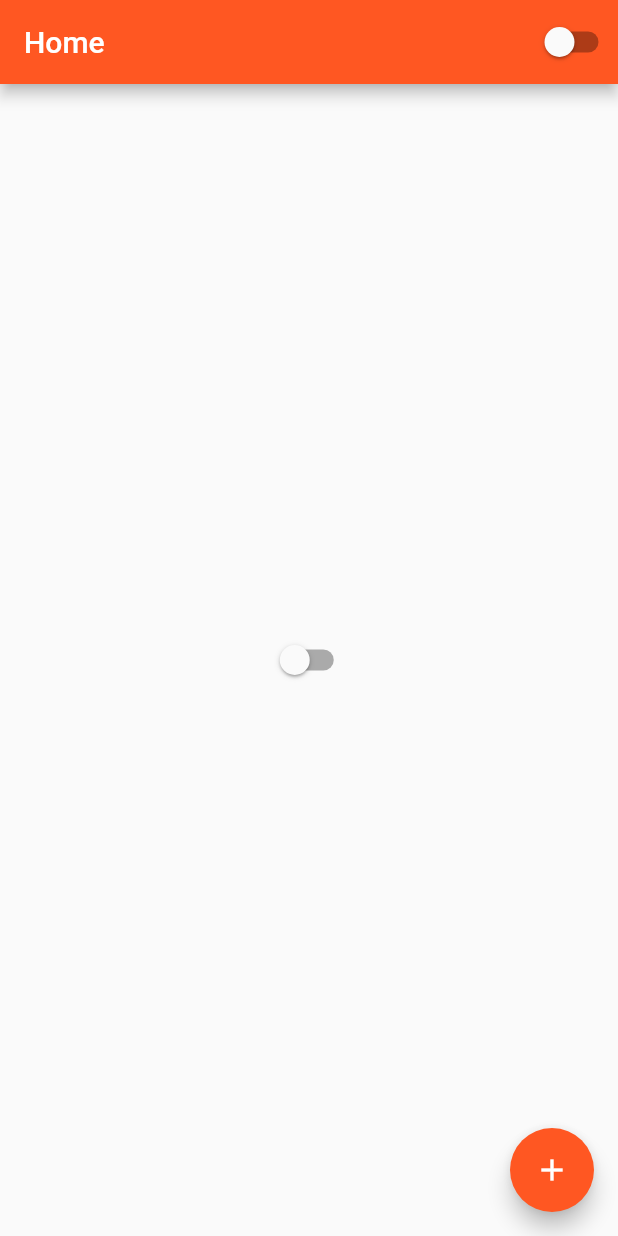
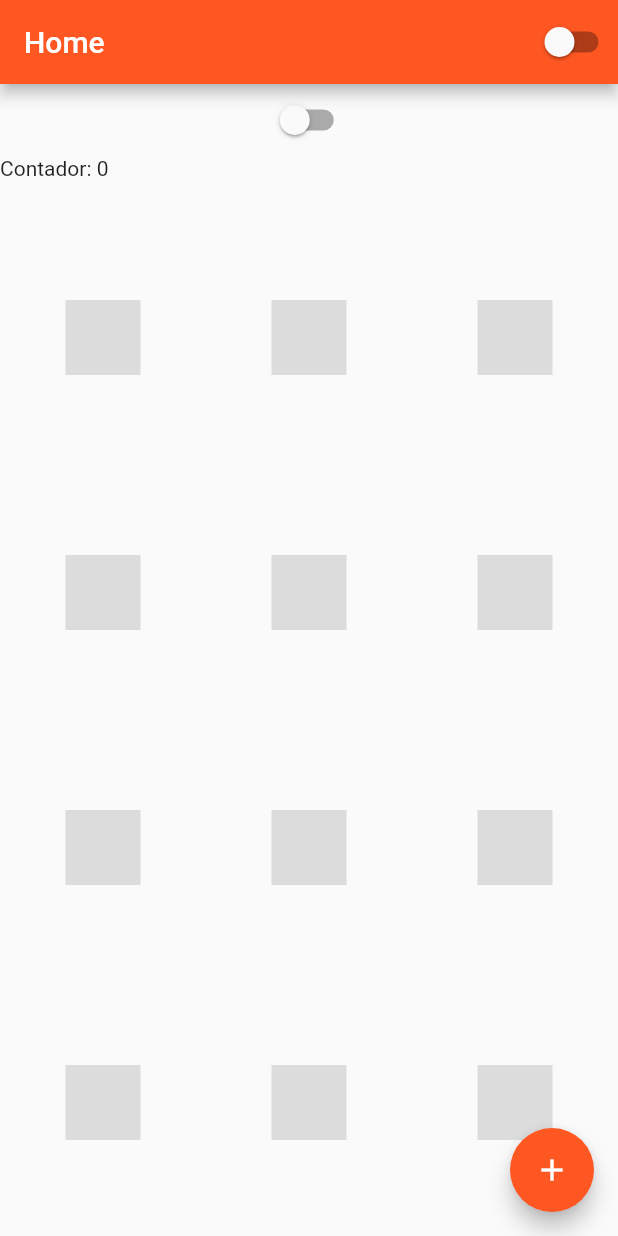
Before and after one commit to FilipeNMarques/learningFlutter, a Flutter app: the screen it shows after launch, on a phone screen of 412 x 824 dp. Run offline on Flutter 3.47's test engine with Material 2 defaults, Android fonts, the phone set to English and light mode, and no system bars.

Commit message:
learning about listView

```diff
--- a/lib/home_page.dart
+++ b/lib/home_page.dart
@@ -20,8 +20,145 @@ class HomePageState extends State<HomePage> {
           title: Text('Home'),
           actions: [ThemeSwitcher()],
         ),
-        body: Center(
-          child: ThemeSwitcher(),
+        body: Container(
+          width: double.infinity,
+          height: double.infinity,
+          child: ListView(
+            // mainAxisAlignment: MainAxisAlignment.center,
+            children: [
+              ThemeSwitcher(),
+              Text('Contador: $counter'),
+              Container(
+                height: 80,
+              ),
+              Row(
+                mainAxisAlignment: MainAxisAlignment.spaceAround,
+                children: [
+                  Container(
+                    width: 50,
+                    height: 50,
+                    color: Colors.black12,
+                  ),
+                  Container(
+                    width: 50,
+                    height: 50,
+                    color: Colors.black12,
+                  ),
+                  Container(
+                    width: 50,
+                    height: 50,
+                    color: Colors.black12,
+                  ),
+                ],
+              ),
+              SizedBox(height: 120),
+              Row(
+                mainAxisAlignment: MainAxisAlignment.spaceAround,
+                children: [
+                  Container(
+                    width: 50,
+                    height: 50,
+                    color: Colors.black12,
+                  ),
+                  Container(
+                    width: 50,
+                    height: 50,
+                    color: Colors.black12,
+                  ),
+                  Container(
+                    width: 50,
+                    height: 50,
+                    color: Colors.black12,
+                  ),
+                ],
+              ),
+              SizedBox(height: 120),
+              Row(
+                mainAxisAlignment: MainAxisAlignment.spaceAround,
+                children: [
+                  Container(
+                    width: 50,
+                    height: 50,
+                    color: Colors.black12,
+                  ),
+                  Container(
+                    width: 50,
+                    height: 50,
+                    color: Colors.black12,
+                  ),
+                  Container(
+                    width: 50,
+                    height: 50,
+                    color: Colors.black12,
+                  ),
+                ],
+              ),
+              SizedBox(height: 120),
+              Row(
+                mainAxisAlignment: MainAxisAlignment.spaceAround,
+                children: [
+                  Container(
+                    width: 50,
+                    height: 50,
+                    color: Colors.black12,
+                  ),
+                  Container(
+                    width: 50,
+                    height: 50,
+                    color: Colors.black12,
+                  ),
+                  Container(
+                    width: 50,
+                    height: 50,
+                    color: Colors.black12,
+                  ),
+                ],
+              ),
+              SizedBox(height: 120),
+              Row(
+                mainAxisAlignment: MainAxisAlignment.spaceAround,
+                children: [
+                  Container(
+                    width: 50,
+                    height: 50,
+                    color: Colors.black12,
+                  ),
+                  Container(
+                    width: 50,
+                    height: 50,
+                    color: Colors.black12,
+                  ),
+                  Container(
+                    width: 50,
+                    height: 50,
+                    color: Colors.black12,
+                  ),
+                ],
+              ),
+              SizedBox(height: 120),
+              Row(
+                mainAxisAlignment: MainAxisAlignment.spaceAround,
+                children: [
+                  Container(
+                    width: 50,
+                    height: 50,
+                    color: Colors.black12,
+                  ),
+                  Container(
+                    width: 50,
+                    height: 50,
+                    color: Colors.black12,
+                  ),
+                  Container(
+                    width: 50,
+                    height: 50,
+                    color: Colors.black12,
+                  ),
+                ],
+              ),
+              SizedBox(height: 120),
+            ],
+          ),
         ),
         floatingActionButton: FloatingActionButton(
           onPressed: () {
```
